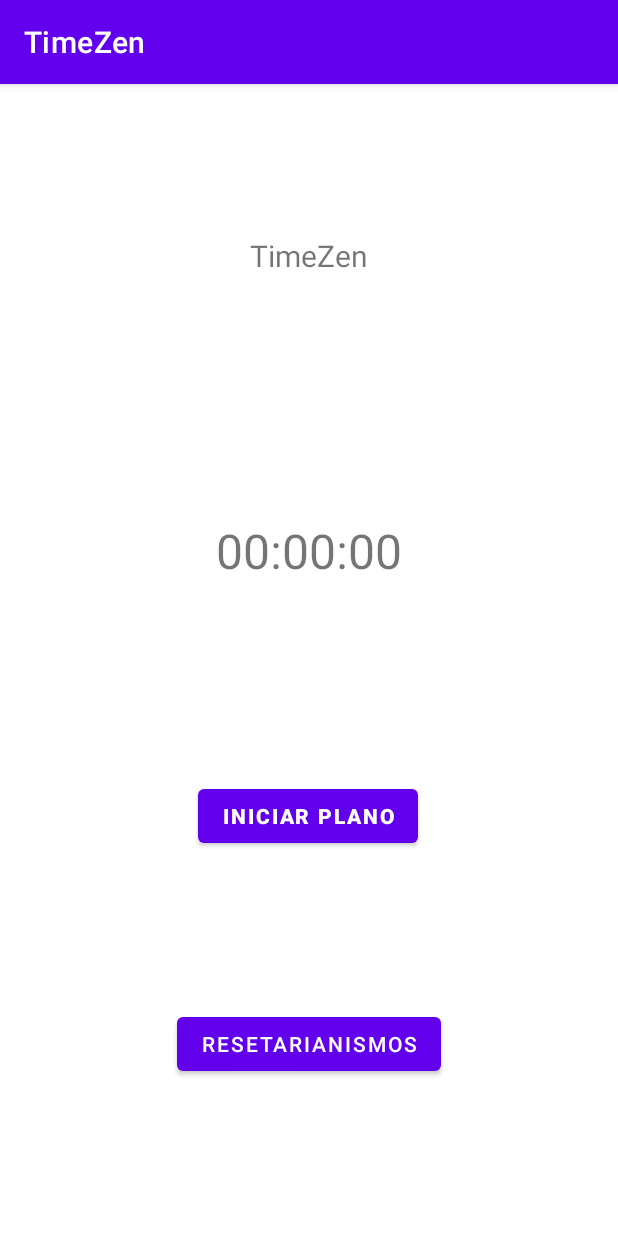
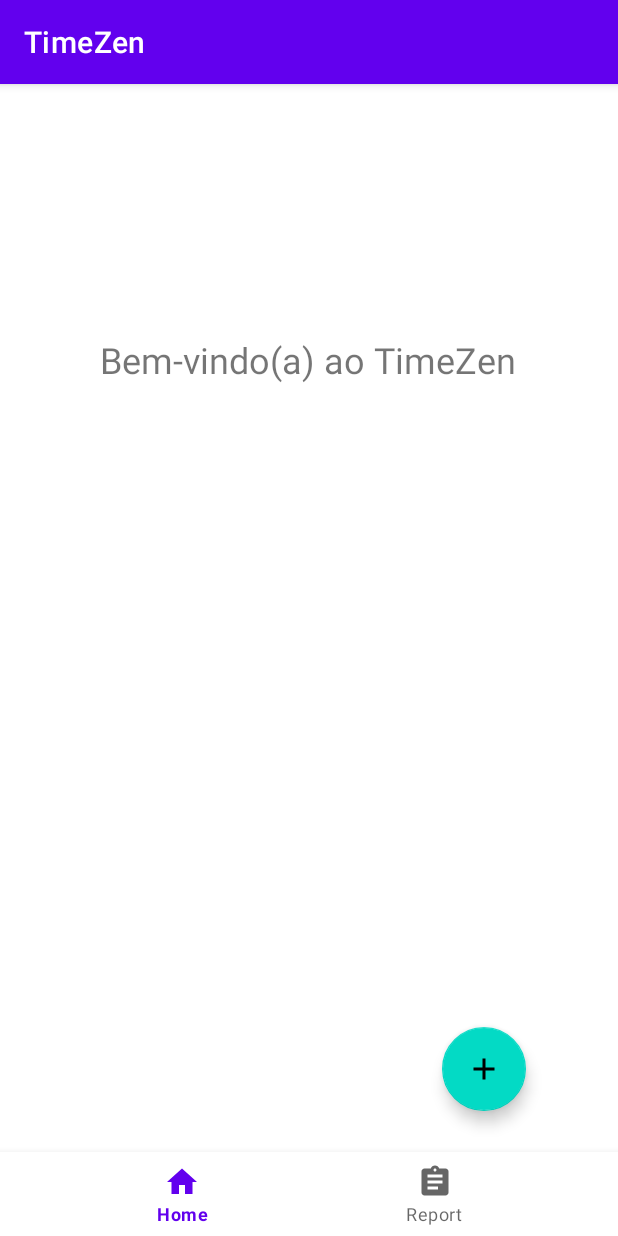
Before and after one commit to Adaltino/timezen, an Android app: the screen it shows after launch (MainActivity), on a phone screen of 412 x 824 dp. Run offline under Robolectric (Android 15) with nearby library versions, the phone set to English and light mode, and no system bars; 3 statements that could not run were skipped.

Commit message:
organizando as pastas e adicionando as novas telas

```diff
--- a/app/src/main/java/faculdade/timezen/plan/Plan.kt
+++ b/app/src/main/java/faculdade/timezen/planModel/Plan.kt
@@ -1,4 +1,4 @@
-package faculdade.timezen.plan
+package faculdade.timezen.planModel
 
 class Plan(
     private var name: String,
--- a/app/src/main/java/faculdade/timezen/plan/Pomodoro.kt
+++ b/app/src/main/java/faculdade/timezen/planModel/Pomodoro.kt
@@ -1,4 +1,4 @@
-package faculdade.timezen.plan
+package faculdade.timezen.planModel
 
 import faculdade.timezen.utils.InfoManipulator
 
--- a/app/src/main/java/faculdade/timezen/plan/PomodoroTimer.kt
+++ b/app/src/main/java/faculdade/timezen/planModel/PomodoroTimer.kt
@@ -1,4 +1,4 @@
-package faculdade.timezen.plan
+package faculdade.timezen.planModel
 
 import faculdade.timezen.utils.InfoManipulator
 import java.util.Timer
--- a/app/src/main/java/faculdade/timezen/plan/Task.kt
+++ b/app/src/main/java/faculdade/timezen/planModel/Task.kt
@@ -1,4 +1,4 @@
-package faculdade.timezen.plan
+package faculdade.timezen.planModel
 
 import faculdade.timezen.utils.InfoManipulator
 import faculdade.timezen.utils.Text
--- /dev/null
+++ b/app/src/main/res/drawable/ic_assignment.xml
@@ -0,0 +1,5 @@
+<vector android:autoMirrored="true" android:height="24dp"
+    android:tint="#000000" android:viewportHeight="24"
+    android:viewportWidth="24" android:width="24dp" xmlns:android="http://schemas.android.com/apk/res/android">
+    <path android:fillColor="@android:color/white" android:pathData="M19,3h-4.18C14.4,1.84 13.3,1 12,1c-1.3,0 -2.4,0.84 -2.82,2L5,3c-1.1,0 -2,0.9 -2,2v14c0,1.1 0.9,2 2,2h14c1.1,0 2,-0.9 2,-2L21,5c0,-1.1 -0.9,-2 -2,-2zM12,3c0.55,0 1,0.45 1,1s-0.45,1 -1,1 -1,-0.45 -1,-1 0.45,-1 1,-1zM14,17L7,17v-2h7v2zM17,13L7,13v-2h10v2zM17,9L7,9L7,7h10v2z"/>
+</vector>
--- a/app/src/main/res/drawable/ic_progress_plan.xml
+++ /dev/null
@@ -1,5 +0,0 @@
-<vector android:autoMirrored="true" android:height="24dp"
-    android:tint="#000000" android:viewportHeight="24"
-    android:viewportWidth="24" android:width="24dp" xmlns:android="http://schemas.android.com/apk/res/android">
-    <path android:fillColor="@android:color/white" android:pathData="M4,6L2,6v14c0,1.1 0.9,2 2,2h14v-2L4,20L4,6zM20,2L8,2c-1.1,0 -2,0.9 -2,2v12c0,1.1 0.9,2 2,2h12c1.1,0 2,-0.9 2,-2L22,4c0,-1.1 -0.9,-2 -2,-2zM19,11L9,11L9,9h10v2zM15,15L9,15v-2h6v2zM19,7L9,7L9,5h10v2z"/>
-</vector>
--- a/app/src/main/res/layout/activity_main.xml
+++ b/app/src/main/res/layout/activity_main.xml
@@ -6,77 +6,39 @@
     android:layout_height="match_parent">
 
     <TextView
-        android:id="@+id/textView"
         android:layout_width="wrap_content"
         android:layout_height="wrap_content"
-        android:text="TimeZen"
-        android:textSize="20dp"
+        android:text="Bem-vindo(a) ao TimeZen"
+        android:textSize="24sp"
+        app:layout_constraintBottom_toTopOf="@+id/bottomNavigationView"
+        app:layout_constraintEnd_toEndOf="parent"
+        app:layout_constraintHorizontal_bias="0.497"
+        app:layout_constraintStart_toStartOf="parent"
+        app:layout_constraintTop_toTopOf="parent"
+        app:layout_constraintVertical_bias="0.246" />
+
+    <com.google.android.material.bottomnavigation.BottomNavigationView
+        android:id="@+id/bottomNavigationView"
+        android:layout_width="match_parent"
+        android:layout_height="wrap_content"
         app:layout_constraintBottom_toBottomOf="parent"
         app:layout_constraintEnd_toEndOf="parent"
         app:layout_constraintStart_toStartOf="parent"
-        app:layout_constraintTop_toTopOf="parent"
-        app:layout_constraintVertical_bias="0.136"/>
+        app:menu="@menu/bottom_menu"/>
 
-    <Button
-        android:id="@+id/start_button"
+    <com.google.android.material.floatingactionbutton.FloatingActionButton
+        android:id="@+id/floatingActionButton"
         android:layout_width="wrap_content"
         android:layout_height="wrap_content"
-        android:layout_centerInParent="true"
-        android:text="iniciar plano"
-        android:textStyle="bold"
-        app:layout_constraintBottom_toBottomOf="parent"
+        android:layout_marginEnd="8dp"
+        android:layout_marginBottom="4dp"
+        android:clickable="true"
+        app:layout_constraintBottom_toTopOf="@+id/bottomNavigationView"
         app:layout_constraintEnd_toEndOf="parent"
-        app:layout_constraintHorizontal_bias="0.498"
+        app:layout_constraintHorizontal_bias="0.846"
         app:layout_constraintStart_toStartOf="parent"
-        app:layout_constraintTop_toBottomOf="@+id/countTime"
-        app:layout_constraintVertical_bias="0.339"/>
-
-    <TextView
-        android:id="@+id/countTime"
-        android:text="00:00:00"
-        android:layout_width="match_parent"
-        android:layout_height="wrap_content"
-        android:layout_centerInParent="true"
-        android:gravity="center"
-        android:textSize="32sp"
-        app:layout_constraintBottom_toBottomOf="parent"
-        app:layout_constraintEnd_toEndOf="parent"
-        app:layout_constraintHorizontal_bias="0.0"
-        app:layout_constraintStart_toStartOf="parent"
-        app:layout_constraintTop_toBottomOf="@+id/textView"
-        app:layout_constraintVertical_bias="0.27"/>
-
-    <TextView
-        android:id="@+id/planName"
-        android:layout_width="wrap_content"
-        android:layout_height="wrap_content"
-        android:text=""
-        app:layout_constraintBottom_toTopOf="@+id/countTime"
-        app:layout_constraintEnd_toEndOf="parent"
-        app:layout_constraintHorizontal_bias="0.498"
-        app:layout_constraintStart_toStartOf="parent"
-        app:layout_constraintTop_toBottomOf="@+id/textView"
-        app:layout_constraintVertical_bias="0.23" />
-
-    <Button
-        android:id="@+id/reset_button"
-        android:layout_width="wrap_content"
-        android:layout_height="wrap_content"
-        android:text="resetarianismos"
-        app:layout_constraintBottom_toBottomOf="parent"
-        app:layout_constraintEnd_toEndOf="parent"
-        app:layout_constraintStart_toStartOf="parent"
-        app:layout_constraintTop_toBottomOf="@+id/start_button" />
-
-    <TextView
-        android:id="@+id/planStage"
-        android:layout_width="wrap_content"
-        android:layout_height="wrap_content"
-        android:text=""
-        app:layout_constraintBottom_toTopOf="@+id/countTime"
-        app:layout_constraintEnd_toEndOf="parent"
-        app:layout_constraintHorizontal_bias="0.498"
-        app:layout_constraintStart_toStartOf="parent"
-        app:layout_constraintTop_toBottomOf="@+id/textView"
-        app:layout_constraintVertical_bias="0.654" />
+        app:layout_constraintTop_toTopOf="parent"
+        app:layout_constraintVertical_bias="0.964"
+        app:srcCompat="@drawable/ic_add_new_plan"
+        android:contentDescription="Botão de Adicionar Novo Plano"/>
 </androidx.constraintlayout.widget.ConstraintLayout>
--- /dev/null
+++ b/app/src/main/res/menu/bottom_menu.xml
@@ -0,0 +1,13 @@
+<?xml version="1.0" encoding="utf-8"?>
+<menu xmlns:android="http://schemas.android.com/apk/res/android">
+
+    <item
+        android:id="@+id/item_home"
+        android:icon="@drawable/ic_home"
+        android:title="Home" />
+
+    <item
+        android:id="@+id/item_report"
+        android:icon="@drawable/ic_assignment"
+        android:title="Report" />
+</menu>
```
Also changed, not shown: app/build.gradle (+6 -5 lines), app/src/main/AndroidManifest.xml (+14 -2 lines), app/src/main/java/faculdade/timezen/ui/activity/AddPlanActivity.kt (added, +12 -0 lines), app/src/main/java/faculdade/timezen/ui/activity/InfoActivity.kt (added, +12 -0 lines), app/src/main/java/faculdade/timezen/ui/activity/MainActivity.kt (renamed from app/src/main/java/faculdade/timezen/MainActivity.kt, +6 -5 lines), app/src/main/java/faculdade/timezen/ui/activity/ReportActivity.kt (added, +12 -0 lines), app/src/main/java/faculdade/timezen/ui/activity/SelectedPlanActivity.kt (added, +12 -0 lines), app/src/main/res/layout/activity_add_plan.xml (added, +140 -0 lines), app/src/main/res/layout/activity_info.xml (added, +31 -0 lines), app/src/main/res/layout/activity_report.xml (added, +30 -0 lines), app/src/main/res/layout/activity_selected_plan.xml (added, +83 -0 lines).
